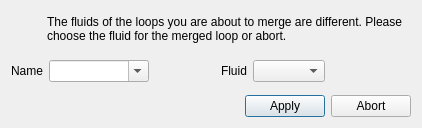
SPF-OST/pytrnsys_gui, file trnsysGUI/hydraulicLoops/_dialogs/merge/_dialog.ui: the form before one commit.
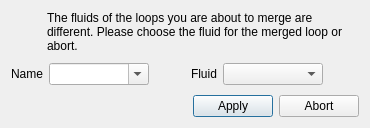
The form after the commit. Icons and pictures are not drawn.

The edit to the form file:
```diff
--- a/trnsysGUI/hydraulicLoops/_dialogs/merge/_dialog.ui
+++ b/trnsysGUI/hydraulicLoops/_dialogs/merge/_dialog.ui
@@ -6,7 +6,7 @@
    <rect>
     <x>0</x>
     <y>0</y>
-    <width>422</width>
+    <width>340</width>
     <height>128</height>
    </rect>
   </property>
@@ -144,11 +144,17 @@
      <item>
       <widget class="QComboBox" name="fluidComboBox">
        <property name="sizePolicy">
-        <sizepolicy hsizetype="Maximum" vsizetype="Fixed">
+        <sizepolicy hsizetype="Minimum" vsizetype="Fixed">
          <horstretch>0</horstretch>
          <verstretch>0</verstretch>
         </sizepolicy>
        </property>
+       <property name="minimumSize">
+        <size>
+         <width>100</width>
+         <height>0</height>
+        </size>
+       </property>
       </widget>
      </item>
      <item>
```
